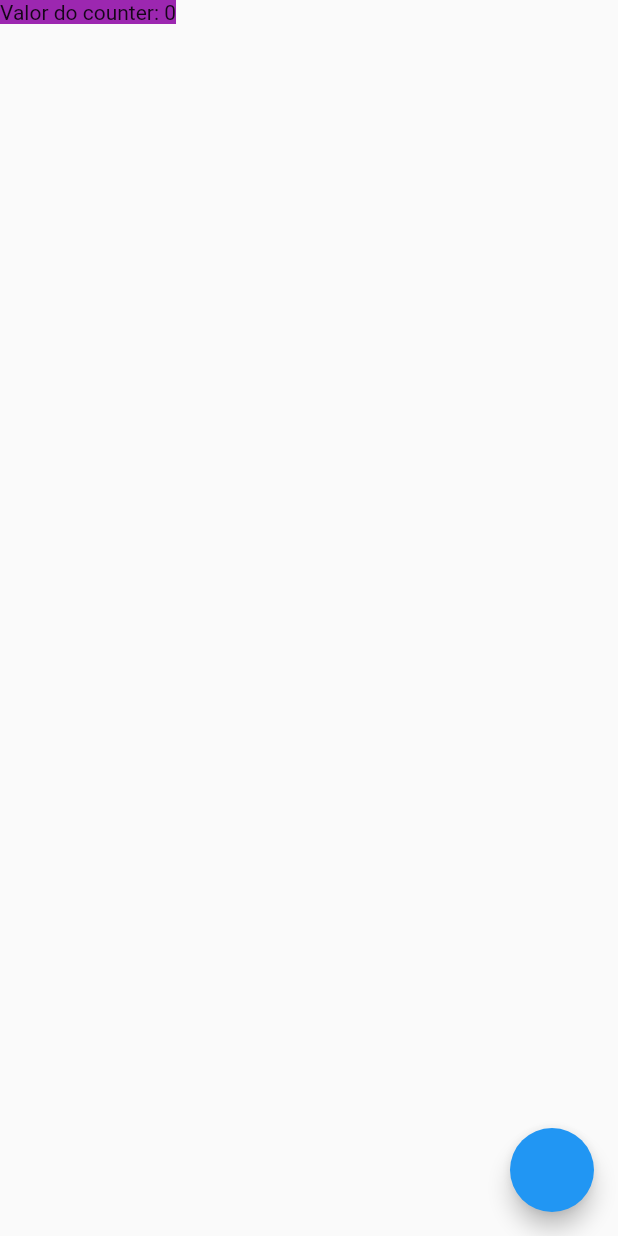
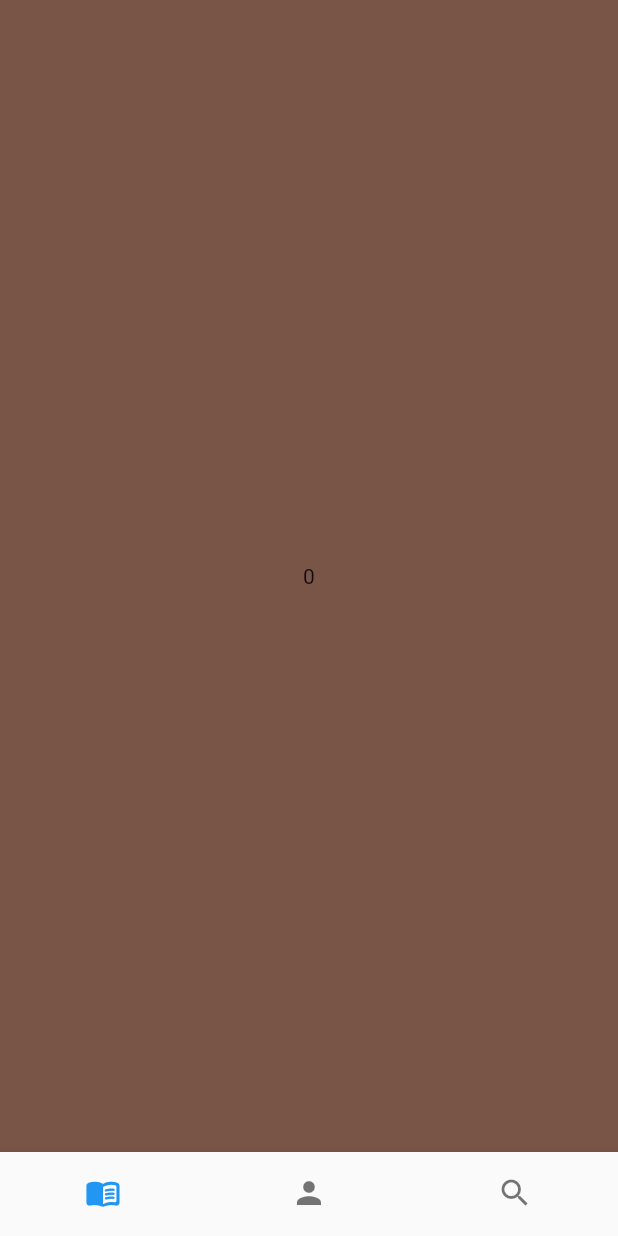
Before and after one commit to Vasques1995/dragonfruit, a Flutter app: the screen it shows after launch, on a phone screen of 412 x 824 dp. Run offline on Flutter 3.47's test engine with Material 2 defaults, Android fonts, the light colour scheme and no system bars; our stand-ins replace flutter_mobx, flutter_modular, mobx; generated files the repository leaves out were written again.

Commit message:
🐲[FEATURE](HomePage): Added basic NavigationBar
Deleted unused test directory

```diff
--- a/lib/modules/home/controller/home_controller.dart
+++ b/lib/modules/home/controller/home_controller.dart
@@ -1,10 +1,13 @@
 import 'package:dragonfruit/modules/home/store/home_store.dart';
+import 'package:flutter/cupertino.dart';
 import 'package:flutter_modular/flutter_modular.dart';
 
 class HomeController {
   HomeStore homeStore = Modular.get<HomeStore>();
+  PageController pageController = PageController();
 
-  incrementCounter() {
-    homeStore.setCounter(homeStore.counter + 1);
+  goToPage(int pageIndex) {
+    pageController.jumpToPage(pageIndex);
+    homeStore.setActivePage(pageIndex);
   }
 }
--- a/lib/modules/home/page/home_page.dart
+++ b/lib/modules/home/page/home_page.dart
@@ -1,3 +1,5 @@
+import 'dart:math';
+
 import 'package:dragonfruit/modules/home/controller/home_controller.dart';
 import 'package:flutter/material.dart';
 import 'package:flutter_mobx/flutter_mobx.dart';
@@ -15,19 +17,38 @@ class _HomePageState extends ModularState<HomePage, HomeController> {
   @override
   Widget build(BuildContext context) {
     return Scaffold(
-      floatingActionButton: FloatingActionButton(
-        onPressed: controller.incrementCounter,
+      bottomNavigationBar: Observer(
+        name: 'BottomNavigationBarObserver',
+        builder: (BuildContext context) {
+          return BottomNavigationBar(
+            currentIndex: controller.homeStore.activePageIndex,
+            onTap: controller.goToPage,
+            type: BottomNavigationBarType.fixed,
+            showSelectedLabels: false,
+            showUnselectedLabels: false,
+            items: [
+              BottomNavigationBarItem(
+                  icon: Icon(Icons.menu_book_rounded), label: 'Livros'),
+              BottomNavigationBarItem(
+                  icon: Icon(Icons.person), label: 'Character'),
+              BottomNavigationBarItem(
+                  icon: Icon(Icons.search), label: 'Search'),
+            ],
+          );
+        },
       ),
       body: SafeArea(
-        child: Container(
-          color: Colors.purple,
-          child: Observer(
-            builder: (BuildContext context) {
-              return Text('Valor do counter: ${controller.homeStore.counter}');
-            },
-          ),
-        ),
-      ),
+          child: PageView(
+        controller: controller.pageController,
+        physics: NeverScrollableScrollPhysics(),
+        children: List.generate(
+            3,
+            (index) => Container(
+                  color: Colors
+                      .primaries[Random().nextInt(Colors.primaries.length)],
+                  child: Center(child: Text(index.toString())),
+                )),
+      )),
     );
   }
 }
--- a/lib/modules/home/store/home_store.dart
+++ b/lib/modules/home/store/home_store.dart
@@ -6,10 +6,10 @@ class HomeStore = _HomeStoreBase with _$HomeStore;
 
 abstract class _HomeStoreBase with Store {
   @observable
-  int counter = 0;
+  int activePageIndex = 0;
 
   @action
-  setCounter(int newValue) {
-    this.counter = newValue;
+  setActivePage(int newValue) {
+    this.activePageIndex = newValue;
   }
 }
```
Also changed, not shown: lib/modules/home/store/home_store.g.dart, 1 other file.
